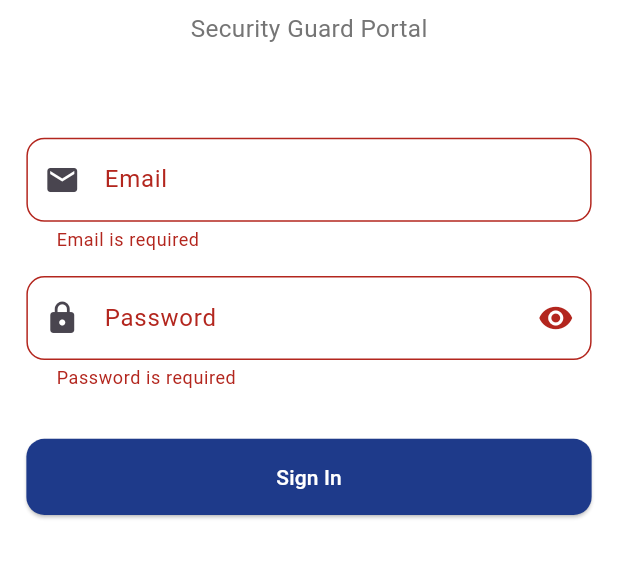
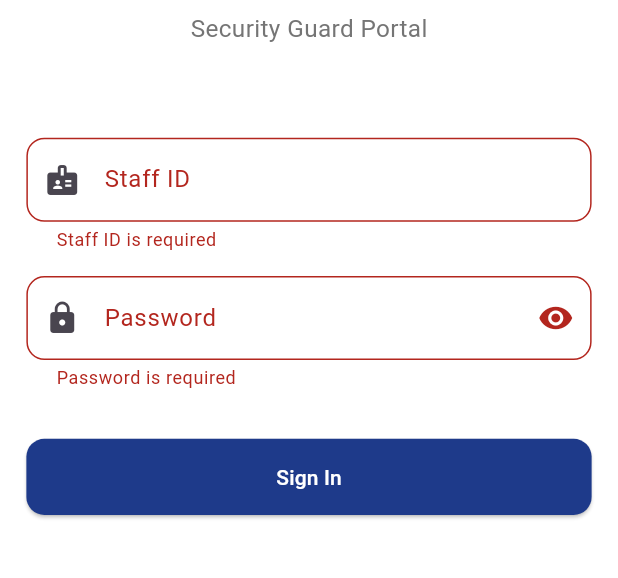
Before and after one commit to Eddie-Ayew3/afwest-mobile-platform, a Flutter app: the screen it shows after launch, after a tap on "Sign In", on a phone screen of 412 x 824 dp, the part 423-1001 px from its top. Run offline on Flutter 3.47's test engine with Material 3 defaults, Android fonts, the phone set to English and light mode, and no system bars; our stand-ins replace camera, dio, flutter_riverpod, flutter_screenutil, flutter_secure_storage, geolocator and 1 more; network calls fail.

Commit message:
first update

```diff
--- a/lib/core/constants/app_strings.dart
+++ b/lib/core/constants/app_strings.dart
@@ -1,12 +1,12 @@
 class AppStrings {
   // Login Screen
   static const String login = 'Login';
-  static const String email = 'Email';
+  static const String staffId = 'Staff ID';
   static const String password = 'Password';
   static const String loginButton = 'Sign In';
-  static const String emailRequired = 'Email is required';
+  static const String staffIdRequired = 'Staff ID is required';
   static const String passwordRequired = 'Password is required';
-  static const String invalidEmail = 'Please enter a valid email';
+  static const String invalidStaffId = 'Please enter a valid Staff ID';
   static const String loginError = 'Login failed. Please check your credentials.';
 
   // Dashboard
--- a/lib/features/auth/domain/models.dart
+++ b/lib/features/auth/domain/models.dart
@@ -1,15 +1,15 @@
 class LoginRequest {
-  final String email;
+  final String staffId;
   final String password;
 
   LoginRequest({
-    required this.email,
+    required this.staffId,
     required this.password,
   });
 
   Map<String, dynamic> toJson() {
     return {
-      'email': email,
+      'staff_id': staffId,
       'password': password,
     };
   }
@@ -35,13 +35,13 @@ class LoginResponse {
 class User {
   final int id;
   final String name;
-  final String email;
+  final String staffId;
   final String? phone;
 
   User({
     required this.id,
     required this.name,
-    required this.email,
+    required this.staffId,
     this.phone,
   });
 
@@ -49,7 +49,7 @@ class User {
     return User(
       id: json['id'] ?? 0,
       name: json['name'] ?? '',
-      email: json['email'] ?? '',
+      staffId: json['staff_id'] ?? '',
       phone: json['phone'],
     );
   }
@@ -58,7 +58,7 @@ class User {
     return {
       'id': id,
       'name': name,
-      'email': email,
+      'staff_id': staffId,
       'phone': phone,
     };
   }
--- a/lib/features/auth/presentation/auth_provider.dart
+++ b/lib/features/auth/presentation/auth_provider.dart
@@ -71,11 +71,11 @@ class AuthNotifier extends StateNotifier<AuthState> {
     }
   }
 
-  Future<void> login(String email, String password) async {
+  Future<void> login(String staffId, String password) async {
     state = state.copyWith(isLoading: true, error: null);
 
     try {
-      final loginRequest = LoginRequest(email: email, password: password);
+      final loginRequest = LoginRequest(staffId: staffId, password: password);
       final response = await _authRepository.login(loginRequest);
 
       state = state.copyWith(
--- a/lib/features/auth/presentation/login_screen.dart
+++ b/lib/features/auth/presentation/login_screen.dart
@@ -15,23 +15,23 @@ class LoginScreen extends ConsumerStatefulWidget {
 
 class _LoginScreenState extends ConsumerState<LoginScreen> {
   final _formKey = GlobalKey<FormState>();
-  final _emailController = TextEditingController();
+  final _staffIdController = TextEditingController();
   final _passwordController = TextEditingController();
   bool _obscurePassword = true;
 
   @override
   void dispose() {
-    _emailController.dispose();
+    _staffIdController.dispose();
     _passwordController.dispose();
     super.dispose();
   }
 
   void _handleLogin() async {
     if (_formKey.currentState!.validate()) {
-      final email = _emailController.text.trim();
+      final staffId = _staffIdController.text.trim();
       final password = _passwordController.text;
 
-      await ref.read(authNotifierProvider.notifier).login(email, password);
+      await ref.read(authNotifierProvider.notifier).login(staffId, password);
     }
   }
 
@@ -106,20 +106,20 @@ class _LoginScreenState extends ConsumerState<LoginScreen> {
                 key: _formKey,
                 child: Column(
                   children: [
-                    // Email Field
+                    // Staff ID Field
                     TextFormField(
-                      controller: _emailController,
-                      keyboardType: TextInputType.emailAddress,
+                      controller: _staffIdController,
+                      keyboardType: TextInputType.text,
                       decoration: const InputDecoration(
-                        labelText: AppStrings.email,
-                        prefixIcon: Icon(Icons.email),
+                        labelText: AppStrings.staffId,
+                        prefixIcon: Icon(Icons.badge),
                       ),
                       validator: (value) {
                         if (AppUtils.isEmpty(value)) {
-                          return AppStrings.emailRequired;
+                          return AppStrings.staffIdRequired;
                         }
-                        if (!AppUtils.isValidEmail(value!)) {
-                          return AppStrings.invalidEmail;
+                        if (value!.length < 3) {
+                          return AppStrings.invalidStaffId;
                         }
                         return null;
                       },
```
